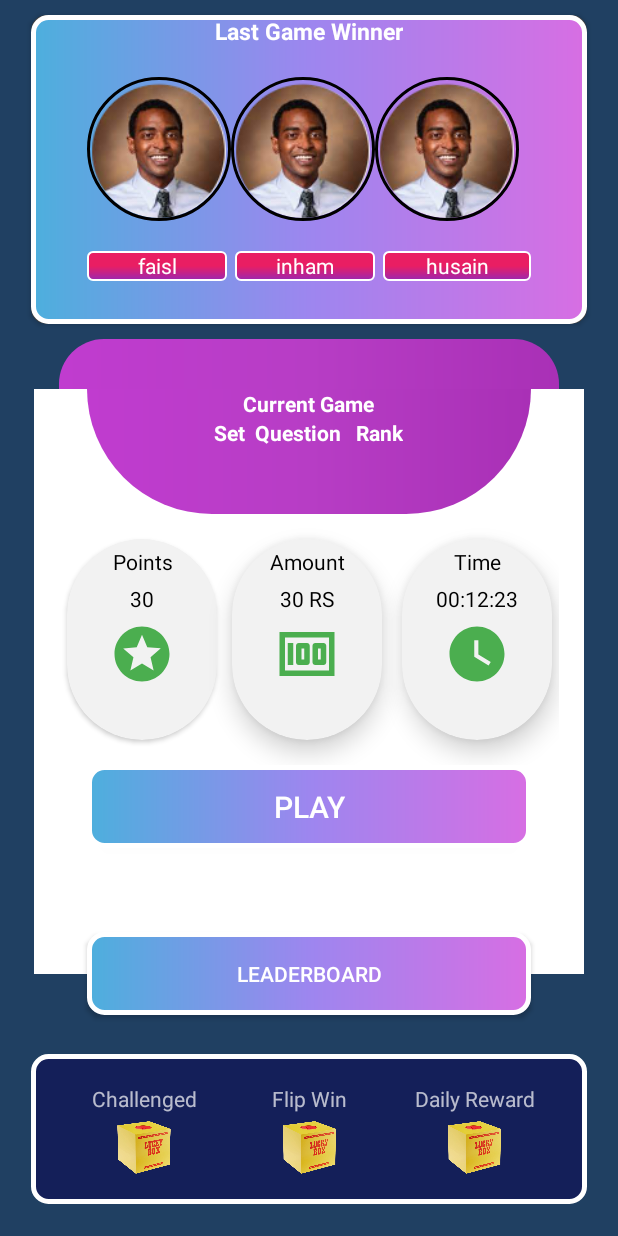
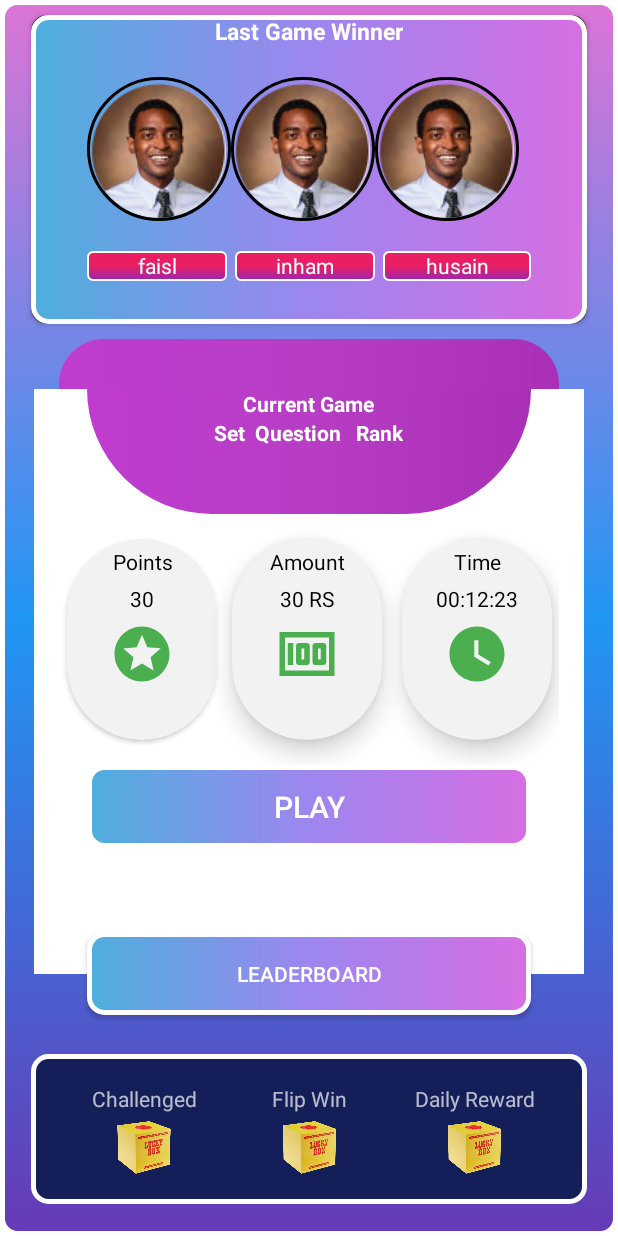
Before and after one commit to maqpoon16/WinPakistan, an Android app: the MainScreenActivity screen opened directly, with no data from a screen before it, on a phone screen of 412 x 824 dp. Run offline under Robolectric (Android 15) with nearby library versions, the phone set to English and light mode, and no system bars; our stand-ins replace CircleImageView.

Commit message:
Lottery App

```diff
--- a/app/src/main/res/layout/activity_mainscreen.xml
+++ b/app/src/main/res/layout/activity_mainscreen.xml
@@ -4,7 +4,7 @@
     xmlns:tools="http://schemas.android.com/tools"
     android:layout_width="match_parent"
     android:layout_height="match_parent"
-     android:background="@color/dark_blue"
+     android:background="@color/white"
     tools:context=".activites.MainScreenActivity">
 
     <ScrollView
@@ -18,7 +18,7 @@
         <androidx.constraintlayout.widget.ConstraintLayout
             app:layout_constraintHeight_percent="0.9"
             android:layout_width="match_parent"
-            android:background="@color/dark_blue"
+            android:background="@drawable/backgredient"
             android:layout_height="0dp"
             tools:ignore="MissingConstraints">
             <androidx.cardview.widget.CardView
```
